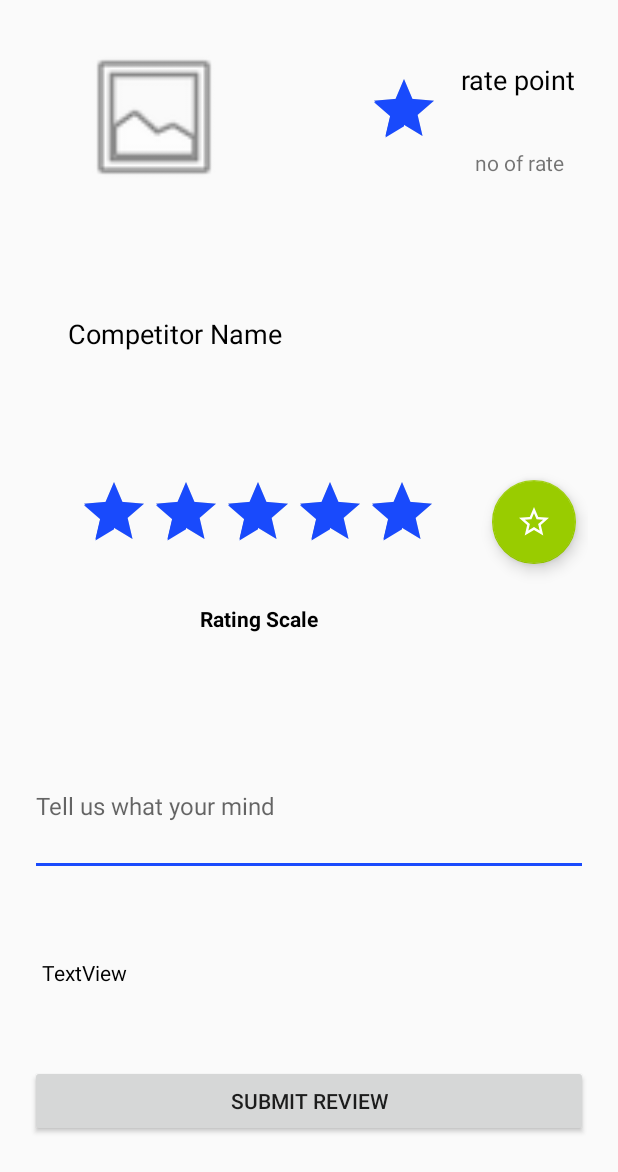
After one commit to SashikaMalawana/rate-me, an Android app: the layout event_round_competitor_profile_rate.xml on its own in the app's theme, with its tools: preview values and no code run, on a phone screen of 412 x 824 dp. The commit adds this screen. Shown: the top 1172 px of the screen. Run offline under Robolectric (Android 15) with nearby library versions, the phone set to English and light mode, and no system bars.

Commit message:
Build event round competitor rate profile

```diff
--- a/app/src/main/AndroidManifest.xml
+++ b/app/src/main/AndroidManifest.xml
@@ -36,7 +36,8 @@
         <activity android:name=".BarChartActivity" />
         <activity android:name=".PieChartActivity" />
         <activity android:name=".RadarChartActivity" />
-        <activity android:name=".EventRoundCompetitorProfileActivity"></activity>
+        <activity android:name=".EventRoundCompetitorProfileActivity" />
+        <activity android:name=".EventRoundCompetitorProfileRateActivity"></activity>
     </application>
 
 </manifest>
--- a/app/src/main/java/hello/com/eventratingapp/EventRoundCompetitorProfileActivity.java
+++ b/app/src/main/java/hello/com/eventratingapp/EventRoundCompetitorProfileActivity.java
@@ -178,8 +178,9 @@ public class EventRoundCompetitorProfileActivity extends AppCompatActivity {
         jRateCompetitorButton.setOnClickListener(new View.OnClickListener() {
             @Override
             public void onClick(View v) {
-                Intent intent = new Intent(EventRoundCompetitorProfileActivity.this, EventCompetitorProfileRateActivity.class);
+                Intent intent = new Intent(EventRoundCompetitorProfileActivity.this, EventRoundCompetitorProfileRateActivity.class);
                 intent.putExtra("currentEvent", currentEventFromIntent);
+                intent.putExtra("currentRound", currentRoundFromIntent);
                 intent.putExtra("currentCompetitor", clickedListViewItem);
                 startActivity(intent);
             }
--- /dev/null
+++ b/app/src/main/res/layout/event_round_competitor_profile_rate.xml
@@ -0,0 +1,199 @@
+<?xml version="1.0" encoding="utf-8"?>
+<android.support.constraint.ConstraintLayout
+    xmlns:android="http://schemas.android.com/apk/res/android"
+    xmlns:app="http://schemas.android.com/apk/res-auto"
+    xmlns:tools="http://schemas.android.com/tools"
+    android:layout_width="match_parent"
+    android:layout_height="match_parent"
+    tools:context=".EventRoundCompetitorProfileRateActivity">
+
+    <android.support.constraint.ConstraintLayout
+        android:layout_width="match_parent"
+        android:layout_height="match_parent"
+        android:layout_margin="10dp"
+        android:padding="10dp"
+        tools:layout_editor_absoluteX="10dp"
+        tools:layout_editor_absoluteY="10dp">
+
+        <ImageView
+            android:id="@+id/xCompetitorProfileRateImageView"
+            android:layout_width="100dp"
+            android:layout_height="100dp"
+            android:layout_marginBottom="8dp"
+            android:layout_marginEnd="8dp"
+            android:layout_marginLeft="8dp"
+            android:layout_marginRight="8dp"
+            android:layout_marginStart="8dp"
+            android:layout_marginTop="8dp"
+            app:layout_constraintBottom_toBottomOf="parent"
+            app:layout_constraintEnd_toEndOf="parent"
+            app:layout_constraintHorizontal_bias="0.097"
+            app:layout_constraintStart_toStartOf="parent"
+            app:layout_constraintTop_toTopOf="parent"
+            app:layout_constraintVertical_bias="0.0"
+            app:srcCompat="@android:drawable/ic_menu_gallery" />
+
+        <TextView
+            android:id="@+id/xCompetitorNameRateTextView"
+            android:layout_width="321dp"
+            android:layout_height="wrap_content"
+            android:text="Competitor Name"
+            android:textColor="@android:color/black"
+            android:textSize="18sp"
+            app:layout_constraintBottom_toBottomOf="parent"
+            app:layout_constraintEnd_toEndOf="parent"
+            app:layout_constraintStart_toStartOf="parent"
+            app:layout_constraintTop_toTopOf="parent"
+            app:layout_constraintVertical_bias="0.250" />
+
+        <RatingBar
+            android:id="@+id/xAverageInnerRatingBar"
+            android:layout_width="wrap_content"
+            android:layout_height="wrap_content"
+            android:layout_marginBottom="8dp"
+            android:layout_marginTop="8dp"
+            android:isIndicator="true"
+            android:numStars="1"
+            android:rating="10"
+            app:layout_constraintBottom_toBottomOf="parent"
+            app:layout_constraintEnd_toEndOf="parent"
+            app:layout_constraintHorizontal_bias="0.696"
+            app:layout_constraintStart_toStartOf="parent"
+            app:layout_constraintTop_toTopOf="parent"
+            app:layout_constraintVertical_bias="0.029" />
+
+        <TextView
+            android:id="@+id/xWeightedAverageRatingInnerTextView"
+            android:layout_width="wrap_content"
+            android:layout_height="wrap_content"
+            android:layout_marginBottom="8dp"
+            android:layout_marginEnd="8dp"
+            android:layout_marginLeft="8dp"
+            android:layout_marginRight="8dp"
+            android:layout_marginStart="8dp"
+            android:layout_marginTop="8dp"
+            android:text="rate point"
+            android:textColor="@android:color/black"
+            android:textSize="18sp"
+            app:layout_constraintBottom_toBottomOf="parent"
+            app:layout_constraintEnd_toEndOf="parent"
+            app:layout_constraintHorizontal_bias="1.0"
+            app:layout_constraintStart_toStartOf="parent"
+            app:layout_constraintTop_toTopOf="parent"
+            app:layout_constraintVertical_bias="0.017" />
+
+        <TextView
+            android:id="@+id/xNoOfRatingsInnerTextView"
+            android:layout_width="wrap_content"
+            android:layout_height="wrap_content"
+            android:layout_marginBottom="8dp"
+            android:layout_marginEnd="8dp"
+            android:layout_marginLeft="8dp"
+            android:layout_marginRight="8dp"
+            android:layout_marginStart="8dp"
+            android:layout_marginTop="8dp"
+            android:text="no of rate"
+            app:layout_constraintBottom_toBottomOf="parent"
+            app:layout_constraintEnd_toEndOf="parent"
+            app:layout_constraintHorizontal_bias="0.973"
+            app:layout_constraintStart_toStartOf="parent"
+            app:layout_constraintTop_toTopOf="parent"
+            app:layout_constraintVertical_bias="0.094" />
+
+        <RatingBar
+            android:id="@+id/xUserInnerRatingBar"
+            android:layout_width="wrap_content"
+            android:layout_height="wrap_content"
+            android:layout_marginTop="8dp"
+            android:numStars="5"
+            android:rating="5"
+            android:stepSize="0.5"
+            app:layout_constraintBottom_toBottomOf="parent"
+            app:layout_constraintEnd_toEndOf="parent"
+            app:layout_constraintHorizontal_bias="0.241"
+            app:layout_constraintStart_toStartOf="parent"
+            app:layout_constraintTop_toTopOf="parent"
+            app:layout_constraintVertical_bias="0.403" />
+
+        <TextView
+            android:id="@+id/xRatingScaleInnerTextView"
+            android:layout_width="wrap_content"
+            android:layout_height="wrap_content"
+            android:layout_marginBottom="8dp"
+            android:layout_marginTop="8dp"
+            android:text="Rating Scale"
+            android:textColor="@android:color/black"
+            android:textStyle="bold"
+            app:layout_constraintBottom_toBottomOf="parent"
+            app:layout_constraintEnd_toEndOf="parent"
+            app:layout_constraintHorizontal_bias="0.387"
+            app:layout_constraintStart_toStartOf="parent"
+            app:layout_constraintTop_toTopOf="parent" />
+
+        <android.support.design.widget.FloatingActionButton
+            android:id="@+id/xSubmitRatingFloatingActionButton"
+            android:layout_width="wrap_content"
+            android:layout_height="wrap_content"
+            android:layout_marginBottom="8dp"
+            android:layout_marginEnd="8dp"
+            android:layout_marginLeft="8dp"
+            android:layout_marginRight="8dp"
+            android:layout_marginStart="8dp"
+            android:layout_marginTop="8dp"
+            android:clickable="true"
+            android:src="@drawable/ic_star_border_black_24dp"
+            app:backgroundTint="@android:color/holo_green_light"
+            app:layout_constraintBottom_toBottomOf="parent"
+            app:layout_constraintEnd_toEndOf="parent"
+            app:layout_constraintHorizontal_bias="1.0"
+            app:layout_constraintStart_toStartOf="parent"
+            app:layout_constraintTop_toTopOf="parent"
+            app:layout_constraintVertical_bias="0.410" />
+
+        <EditText
+            android:id="@+id/xReviewEditText"
+            android:layout_width="match_parent"
+            android:layout_height="68dp"
+            android:layout_marginBottom="8dp"
+            android:layout_marginTop="8dp"
+            android:ems="10"
+            android:gravity="top"
+            android:hint="Tell us what your mind"
+            android:inputType="textMultiLine"
+            android:textSize="16sp"
+            app:layout_constraintBottom_toBottomOf="parent"
+            app:layout_constraintEnd_toEndOf="parent"
+            app:layout_constraintStart_toStartOf="parent"
+            app:layout_constraintTop_toTopOf="parent"
+            app:layout_constraintVertical_bias="0.697" />
+
+        <TextView
+            android:id="@+id/xReviewTextView"
+            android:layout_width="match_parent"
+            android:layout_height="wrap_content"
+            android:layout_marginEnd="8dp"
+            android:layout_marginStart="8dp"
+            android:text="TextView"
+            android:textColor="@android:color/black"
+            app:layout_constraintBottom_toBottomOf="parent"
+            app:layout_constraintEnd_toEndOf="parent"
+            app:layout_constraintHorizontal_bias="0.048"
+            app:layout_constraintStart_toStartOf="parent"
+            app:layout_constraintTop_toTopOf="parent"
+            app:layout_constraintVertical_bias="0.809" />
+
+        <Button
+            android:id="@+id/xSubmitReviewButton"
+            android:layout_width="match_parent"
+            android:layout_height="wrap_content"
+            android:layout_marginTop="8dp"
+            android:text="Submit Review"
+            app:layout_constraintBottom_toBottomOf="parent"
+            app:layout_constraintEnd_toEndOf="parent"
+            app:layout_constraintStart_toStartOf="parent"
+            app:layout_constraintTop_toTopOf="parent"
+            app:layout_constraintVertical_bias="0.937" />
+
+    </android.support.constraint.ConstraintLayout>
+
+</android.support.constraint.ConstraintLayout>
```
Also changed, not shown: app/src/main/java/hello/com/eventratingapp/EventRoundCompetitorProfileRateActivity.java (added, +297 -0 lines).
